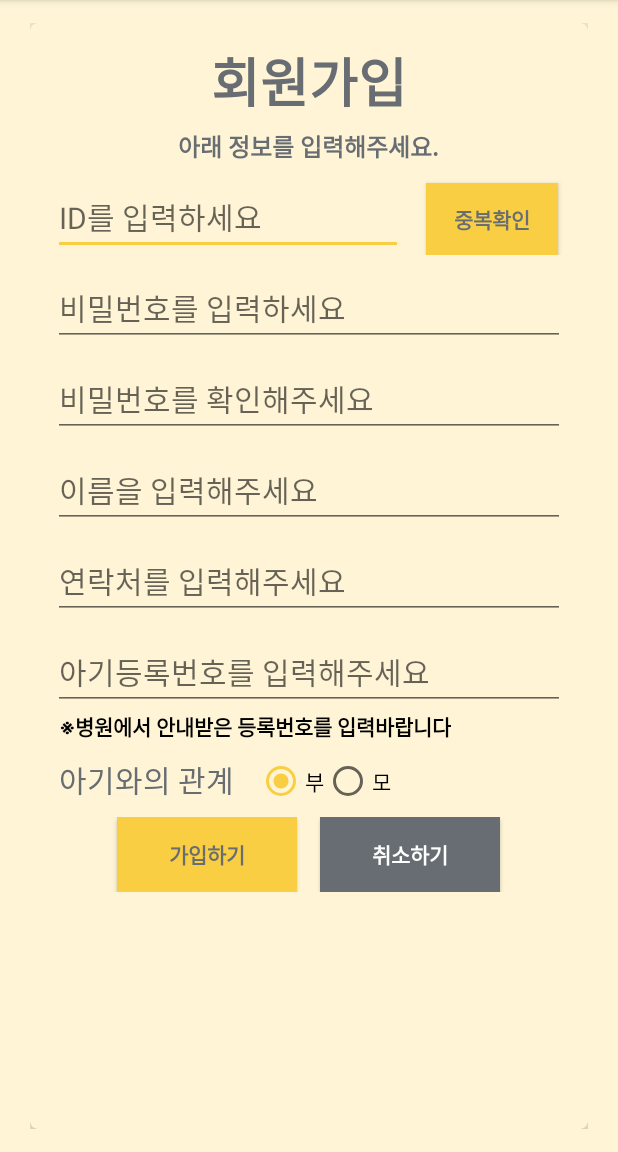
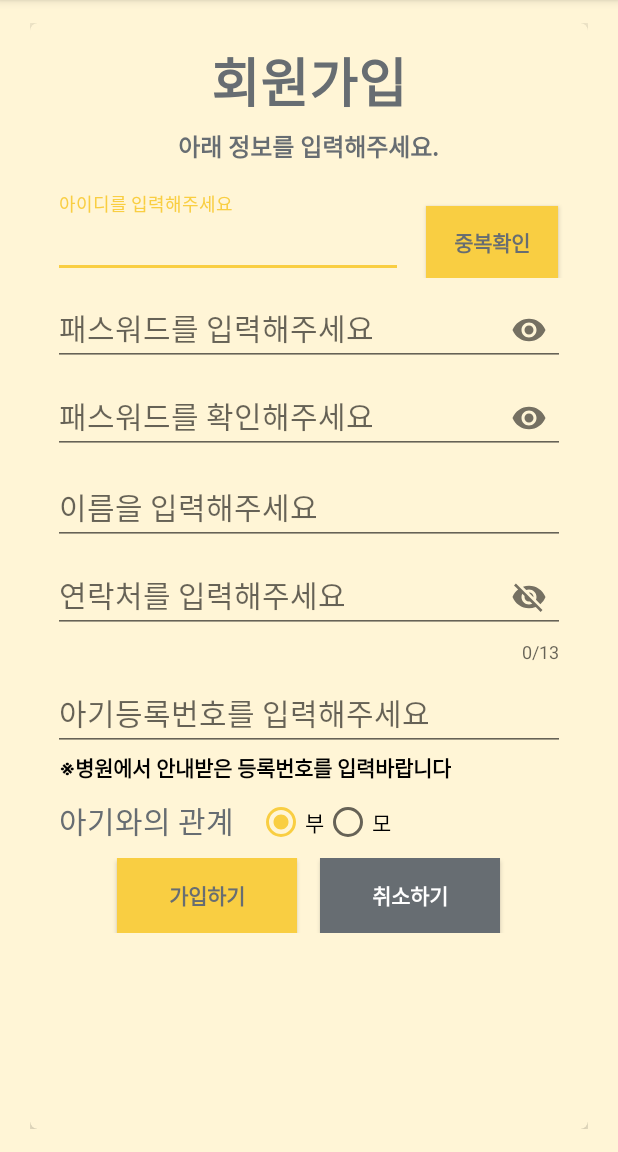
Before and after one commit to ParkSongSal/NewBabyProject, an Android app: the screen it shows after launch (RegisterActivity), after a tap on "회원가입", on a phone screen of 412 x 824 dp, the part 84-1236 px from its top. Run offline under Robolectric (Android 15) with nearby library versions, the phone set to English and light mode, and no system bars.

Commit message:
연락처 포맷팅

```diff
--- a/app/build.gradle
+++ b/app/build.gradle
@@ -36,6 +36,9 @@ dependencies {
 
 
     //noinspection GradleCompatible
+    implementation 'com.android.support:design:27.1.1'
+
+    //noinspection GradleCompatible
     implementation 'com.android.support:cardview-v7:28.0.0'
 
 
--- a/app/src/main/java/com/example/newbabyproject/RegisterActivity.kt
+++ b/app/src/main/java/com/example/newbabyproject/RegisterActivity.kt
@@ -1,6 +1,12 @@
 package com.example.newbabyproject
 
+import android.annotation.SuppressLint
 import android.os.Bundle
+import android.telephony.PhoneNumberFormattingTextWatcher
+import android.telephony.PhoneNumberUtils
+import android.text.Editable
+import android.text.TextWatcher
+import android.text.method.KeyListener
 import android.util.Log
 import android.view.View
 import android.view.View.OnFocusChangeListener
@@ -30,11 +36,11 @@ class RegisterActivity : AppCompatActivity() {
 
     private var passwordOk = true
     private var babyRelation = ""
+    private var mAfter : Int = -1
     override fun onCreate(savedInstanceState: Bundle?) {
         super.onCreate(savedInstanceState)
         setContentView(R.layout.activity_register)
 
-        dlg = AlertDialog.Builder(this@RegisterActivity, android.R.style.Theme_DeviceDefault_Light_Dialog_NoActionBar_MinWidth)
         password2Edit.onFocusChangeListener = OnFocusChangeListener { view, hasFocus ->
             if (!hasFocus) {
                 //Toast.makeText(getApplicationContext(), "Focus Lose", Toast.LENGTH_SHORT).show();
@@ -51,6 +57,7 @@ class RegisterActivity : AppCompatActivity() {
             }
         }
 
+        // 아기와의 관계 라디오 버튼 클릭시
         babyRelationRadioGroup.setOnCheckedChangeListener{radioGroup, i ->
             when(i){
                 R.id.dadRadio ->
@@ -65,17 +72,19 @@ class RegisterActivity : AppCompatActivity() {
 
         }
 
+        phoneEdit.addTextChangedListener(PhoneNumberFormattingTextWatcher())
+        init()
 
 
-        initRetrofit()
     }
 
-
-
     // Retrofit 서버연결
-    fun initRetrofit(){
+    fun init(){
         retrofit = RetrofitClient.getInstance()
         mUserApi = retrofit.create(userApi::class.java)
+
+        // AlertDialog Init
+        dlg = AlertDialog.Builder(this@RegisterActivity, android.R.style.Theme_DeviceDefault_Light_Dialog_NoActionBar_MinWidth)
     }
 
     fun onClick(view: View) {
@@ -120,6 +129,7 @@ class RegisterActivity : AppCompatActivity() {
             }
 
             override fun onFailure(call: Call<ResultModel>, t: Throwable) {
+                Log.d("TAG","중복검사 Failed ${t.message}")
                 // 네트워크 문제
                 Toast.makeText(
                     this@RegisterActivity,
--- a/app/src/main/java/com/example/newbabyproject/Retrofit2/RetrofitClient.kt
+++ b/app/src/main/java/com/example/newbabyproject/Retrofit2/RetrofitClient.kt
@@ -8,7 +8,7 @@ object RetrofitClient {
     private var instance: Retrofit? = null
     private val gson = GsonBuilder().setLenient().create()
 
-    private val BASE_URL = "http://tkdanr2427.cafe24.com/NewBaby/"
+    private val BASE_URL = "https://tkdanr2427.cafe24.com/NewBaby/"
 
     // SingleTon
     fun getInstance(): Retrofit {
--- a/app/src/main/res/layout/activity_register.xml
+++ b/app/src/main/res/layout/activity_register.xml
@@ -58,19 +58,26 @@
                     android:layout_width="match_parent"
                     android:layout_height="wrap_content"
                     android:layout_gravity="center"
-                    android:layout_marginTop="10dp"
+                    android:layout_marginTop="20dp"
                     android:orientation="horizontal">
 
-                    <EditText
-                        android:id="@+id/userIdEdit"
+                    <com.google.android.material.textfield.TextInputLayout
                         android:layout_width="0dp"
                         android:layout_height="wrap_content"
                         android:layout_marginLeft="15dp"
                         android:layout_marginRight="15dp"
-                        android:layout_weight="1"
-                        android:inputType="text"
-                        android:hint="ID를 입력하세요"
-                        android:textSize="20sp" />
+
+                        android:layout_weight="1">
+                        <com.google.android.material.textfield.TextInputEditText
+                            android:id="@+id/userIdEdit"
+                            android:layout_width="match_parent"
+                            android:layout_height="wrap_content"
+                            android:textColorHint="@color/mainTextColor"
+                            android:hint="아이디를 입력해주세요"/>
+
+
+                    </com.google.android.material.textfield.TextInputLayout>
+
 
                     <Button
                         android:id="@+id/valiBtn"
@@ -87,27 +94,39 @@
 
                 </LinearLayout>
 
-                <EditText
+                <com.google.android.material.textfield.TextInputLayout
+                    android:layout_width="match_parent"
+                    android:layout_height="wrap_content"
+                    android:layout_marginLeft="15dp"
+                    android:layout_marginRight="15dp"
+                    app:passwordToggleEnabled="true"
+                    >
+                <com.google.android.material.textfield.TextInputEditText
                     android:id="@+id/passwordEdit"
                     android:layout_width="match_parent"
                     android:layout_height="wrap_content"
-                    android:layout_marginLeft="15dp"
-                    android:layout_marginTop="10dp"
-                    android:layout_marginRight="15dp"
-                    android:hint="비밀번호를 입력하세요"
+                    android:hint="패스워드를 입력해주세요"
+                    android:textSize="20sp"
                     android:inputType="textPassword"
-                    android:textSize="20sp" />
+                    android:layout_marginTop="10dp"/>
+                </com.google.android.material.textfield.TextInputLayout>
 
-                <EditText
-                    android:id="@+id/password2Edit"
+                <com.google.android.material.textfield.TextInputLayout
                     android:layout_width="match_parent"
                     android:layout_height="wrap_content"
                     android:layout_marginLeft="15dp"
-                    android:layout_marginTop="10dp"
                     android:layout_marginRight="15dp"
-                    android:hint="비밀번호를 확인해주세요"
-                    android:inputType="textPassword"
-                    android:textSize="20sp" />
+                    app:passwordToggleEnabled="true"
+                    >
+                    <com.google.android.material.textfield.TextInputEditText
+                        android:id="@+id/password2Edit"
+                        android:layout_width="match_parent"
+                        android:layout_height="wrap_content"
+                        android:hint="패스워드를 확인해주세요"
+                        android:textSize="20sp"
+                        android:inputType="textPassword"
+                        android:layout_marginTop="10dp"/>
+                </com.google.android.material.textfield.TextInputLayout>
 
                 <EditText
                     android:id="@+id/nameEdit"
@@ -120,26 +139,36 @@
                     android:inputType="text"
                     android:textSize="20sp" />
 
-                <EditText
-                    android:id="@+id/phoneEdit"
+                <com.google.android.material.textfield.TextInputLayout
                     android:layout_width="match_parent"
                     android:layout_height="wrap_content"
                     android:layout_marginLeft="15dp"
-                    android:layout_marginTop="10dp"
                     android:layout_marginRight="15dp"
-                    android:hint="연락처를 입력해주세요"
-                    android:inputType="phone"
-                    android:textSize="20sp" />
+                    app:counterEnabled="true"
+                    app:counterMaxLength="13"
+                    app:passwordToggleEnabled="true"
+                    >
+                    <com.google.android.material.textfield.TextInputEditText
+                        android:id="@+id/phoneEdit"
+                        android:layout_width="match_parent"
+                        android:layout_height="wrap_content"
+                        android:hint="연락처를 입력해주세요"
+                        android:maxLength="13"
+                        android:textSize="20sp"
+                        android:inputType="phone"
+                        android:layout_marginTop="10dp"/>
+                </com.google.android.material.textfield.TextInputLayout>
 
                 <EditText
                     android:id="@+id/babyNumEdit"
                     android:layout_width="match_parent"
                     android:layout_height="wrap_content"
                     android:layout_marginLeft="15dp"
-                    android:layout_marginTop="10dp"
+                    android:layout_marginTop="7dp"
                     android:layout_marginRight="15dp"
                     android:hint="아기등록번호를 입력해주세요"
                     android:inputType="number"
+                    android:maxLength="13"
                     android:textSize="20sp" />
                 <TextView
                     android:layout_width="wrap_content"
```
